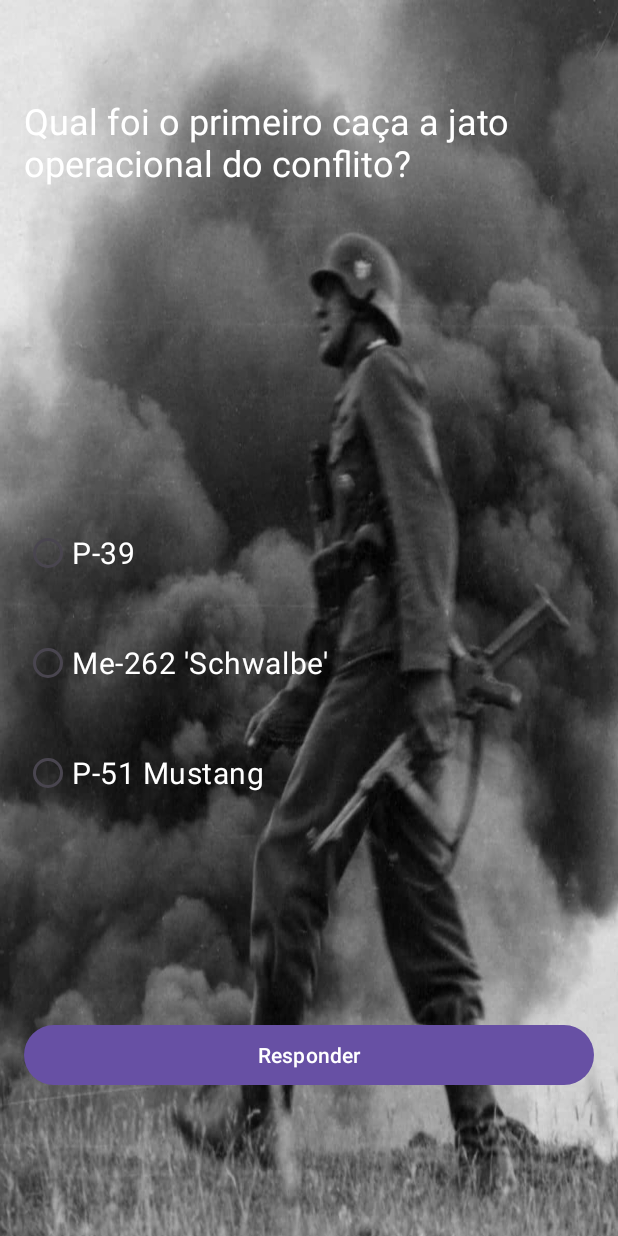
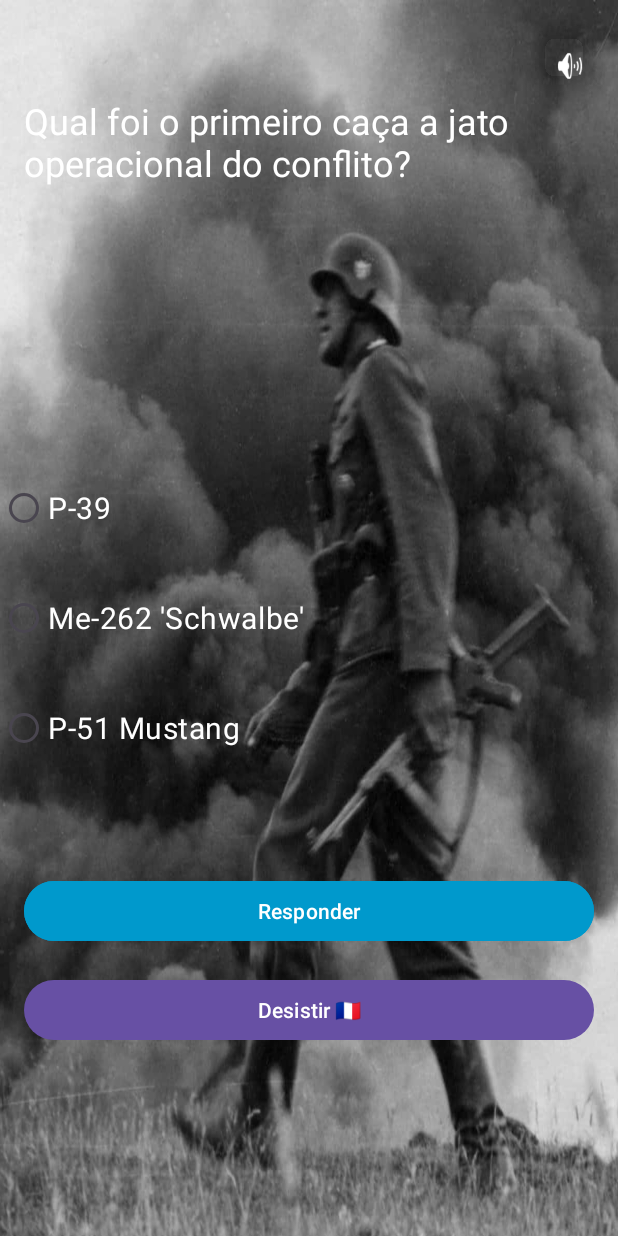
Before and after one commit to RafaelSW800/ww2Quiz, an Android app: the screen it shows after launch (QuizActivity), after a tap on "Iniciar", on a phone screen of 412 x 824 dp. Run offline under Robolectric (Android 15) with nearby library versions, the phone set to English and light mode, and no system bars.

Commit message:
Correção de bugs, adição do botão desistir e mutar música.

```diff
--- a/app/src/main/java/com/rafaeldeoliveira/quiz/MainActivity.kt
+++ b/app/src/main/java/com/rafaeldeoliveira/quiz/MainActivity.kt
@@ -1,6 +1,7 @@
 package com.rafaeldeoliveira.quiz
 
 import android.content.Intent
+import android.media.MediaPlayer
 import android.os.Bundle
 import android.widget.Button
 import androidx.activity.enableEdgeToEdge
@@ -10,6 +11,9 @@ import androidx.core.view.WindowInsetsCompat
 import kotlin.system.exitProcess
 
 class MainActivity : AppCompatActivity() {
+
+    private var mediaPlayer: MediaPlayer? = null
+
     override fun onCreate(savedInstanceState: Bundle?) {
         super.onCreate(savedInstanceState)
         enableEdgeToEdge()
@@ -19,6 +23,9 @@ class MainActivity : AppCompatActivity() {
             v.setPadding(systemBars.left, systemBars.top, systemBars.right, systemBars.bottom)
             insets
         }
+
+        // Iniciar a música de fundo
+        iniciarMusicaFundo()
 
         val btnIniciar = findViewById<Button>(R.id.btnIniciar)
         btnIniciar.setOnClickListener {
@@ -32,4 +39,29 @@ class MainActivity : AppCompatActivity() {
             exitProcess(0)   // Fecha o aplicativo completamente
         }
     }
+
+    private fun iniciarMusicaFundo() {
+        mediaPlayer = MediaPlayer.create(this, R.raw.salve_a_mulher_brasileira)
+        mediaPlayer?.isLooping = true
+        mediaPlayer?.start()
+    }
+
+    override fun onDestroy() {
+        super.onDestroy()
+        // Liberar recursos do MediaPlayer quando a Activity for destruída
+        mediaPlayer?.release()
+        mediaPlayer = null
+    }
+
+    override fun onPause() {
+        super.onPause()
+        // Pausar a música quando a Activity não estiver em foco
+        mediaPlayer?.pause()
+    }
+
+    override fun onResume() {
+        super.onResume()
+        // Retomar a música quando a Activity voltar ao foco
+        mediaPlayer?.start()
+    }
 }
--- a/app/src/main/java/com/rafaeldeoliveira/quiz/QuizActivity.kt
+++ b/app/src/main/java/com/rafaeldeoliveira/quiz/QuizActivity.kt
@@ -1,6 +1,7 @@
 package com.rafaeldeoliveira.quiz
 
 import android.content.Intent
+import android.media.MediaPlayer
 import android.os.Bundle
 import android.widget.RadioGroup
 import android.widget.Toast
@@ -11,6 +12,8 @@ import kotlin.system.exitProcess
 class QuizActivity : AppCompatActivity() {
 
     private lateinit var binding: ActivityPerguntasBinding
+    private var mediaPlayer: MediaPlayer? = null
+    private var isMuted = false
 
     // Variável para controlar o índice da pergunta atual
     private var indicePergunta = 0
@@ -21,6 +24,9 @@ class QuizActivity : AppCompatActivity() {
         binding = ActivityPerguntasBinding.inflate(layoutInflater)
         val view = binding.root
 
+        // Iniciar a música de fundo
+        iniciarMusicaFundo()
+
         // Chamar função para exibir a primeira pergunta
         exibirPergunta()
 
@@ -29,7 +35,62 @@ class QuizActivity : AppCompatActivity() {
             verificarResposta()
         }
 
+        // Configurar o botão para desistir
+        binding.btnDesistir.setOnClickListener {
+            val intent = Intent(this, MainActivity::class.java)
+            // Adiciona flags para limpar a pilha de atividades e iniciar MainActivity como uma nova tarefa
+            intent.flags = Intent.FLAG_ACTIVITY_NEW_TASK or Intent.FLAG_ACTIVITY_CLEAR_TASK
+            startActivity(intent)
+            exitProcess(0)
+            finish()
+        }
+
+        binding.btnMutar.setOnClickListener{
+            toggleMusicMuteState()
+        }
+
         setContentView(view)
+    }
+
+    private fun iniciarMusicaFundo() {
+        mediaPlayer = MediaPlayer.create(this, R.raw.katyusha)
+        mediaPlayer?.isLooping = true
+        mediaPlayer?.start()
+    }
+
+    override fun onDestroy() {
+        super.onDestroy()
+        // Liberar recursos do MediaPlayer quando a Activity for destruída
+        mediaPlayer?.release()
+        mediaPlayer = null
+    }
+
+    override fun onPause() {
+        super.onPause()
+        // Pausar a música quando a Activity não estiver em foco
+        mediaPlayer?.pause()
+    }
+
+    override fun onResume() {
+        super.onResume()
+        // Retomar a música quando a Activity voltar ao foco
+        mediaPlayer?.start()
+    }
+
+    private fun toggleMusicMuteState() {
+        mediaPlayer?.let { mp ->
+             isMuted = !isMuted // Toggle the desired mute state
+
+            if (isMuted) {
+                // Aplicar mudo
+                mp.setVolume(0.0f, 0.0f)
+                binding.btnMutar.setImageResource(android.R.drawable.ic_lock_silent_mode)
+            } else {
+                //Remover mudo
+                mp.setVolume(1.0f, 1.0f)
+                binding.btnMutar.setImageResource(android.R.drawable.ic_lock_silent_mode_off)
+            }
+        }
     }
 
     private fun exibirPergunta() {
--- a/app/src/main/res/layout/activity_perguntas.xml
+++ b/app/src/main/res/layout/activity_perguntas.xml
@@ -26,14 +26,12 @@
     <RadioGroup
         android:id="@+id/rgOpcoes"
         android:layout_width="0dp"
+        android:layout_height="wrap_content"
         android:textColor="@color/white"
-        android:layout_height="wrap_content"
-        android:layout_marginStart="16dp"
-        android:layout_marginTop="220dp"
-        android:layout_marginEnd="16dp"
+        app:layout_constraintBottom_toBottomOf="parent"
         app:layout_constraintEnd_toEndOf="parent"
         app:layout_constraintStart_toStartOf="parent"
-        app:layout_constraintTop_toBottomOf="@+id/tvPergunta">
+        app:layout_constraintTop_toTopOf="parent">
 
         <RadioButton
             android:id="@+id/rbOpcao1"
@@ -61,14 +59,47 @@
 
     <Button
         android:id="@+id/btnResponder"
+        android:layout_width="0dp"
+        android:layout_height="wrap_content"
+        android:layout_marginStart="16dp"
+        android:layout_marginTop="56dp"
+        android:layout_marginEnd="16dp"
         android:text="Responder"
+        android:backgroundTint="@android:color/holo_blue_dark"
+        app:layout_constraintBottom_toTopOf="@+id/btnDesistir"
+        app:layout_constraintEnd_toEndOf="parent"
+        app:layout_constraintHorizontal_bias="0.0"
+        app:layout_constraintStart_toStartOf="parent"
+        app:layout_constraintTop_toBottomOf="@+id/rgOpcoes" />
+
+    <Button
+        android:id="@+id/btnDesistir"
         android:layout_width="0dp"
         android:layout_height="wrap_content"
         android:layout_marginStart="16dp"
         android:layout_marginTop="140dp"
         android:layout_marginEnd="16dp"
+
+        android:text="Desistir 🇫🇷"
+        app:layout_constraintBottom_toBottomOf="parent"
         app:layout_constraintEnd_toEndOf="parent"
+        app:layout_constraintHorizontal_bias="0.0"
         app:layout_constraintStart_toStartOf="parent"
-        app:layout_constraintTop_toBottomOf="@+id/rgOpcoes" />
+        app:layout_constraintTop_toBottomOf="@+id/rgOpcoes"
+        app:layout_constraintVertical_bias="0.0" />
+
+    <com.google.android.material.floatingactionbutton.FloatingActionButton
+        android:id="@+id/btnMutar"
+        android:layout_width="52dp"
+        android:layout_height="44dp"
+        android:layout_margin="16dp"
+        android:layout_marginTop="30dp"
+        android:layout_marginEnd="70dp"
+        android:clickable="true"
+        app:backgroundTint="@android:color/transparent"
+        app:layout_constraintEnd_toEndOf="parent"
+        app:layout_constraintTop_toTopOf="parent"
+        app:srcCompat="@android:drawable/ic_lock_silent_mode_off"
+        app:tint="@android:color/white" />
 
 </androidx.constraintlayout.widget.ConstraintLayout>
```
Also changed, not shown: app/src/main/java/com/rafaeldeoliveira/quiz/FimDoJogo.kt (+34 -1 lines), app/src/main/res/layout/activity_fim_do_jogo.xml (+3 -10 lines), 3 other files.
